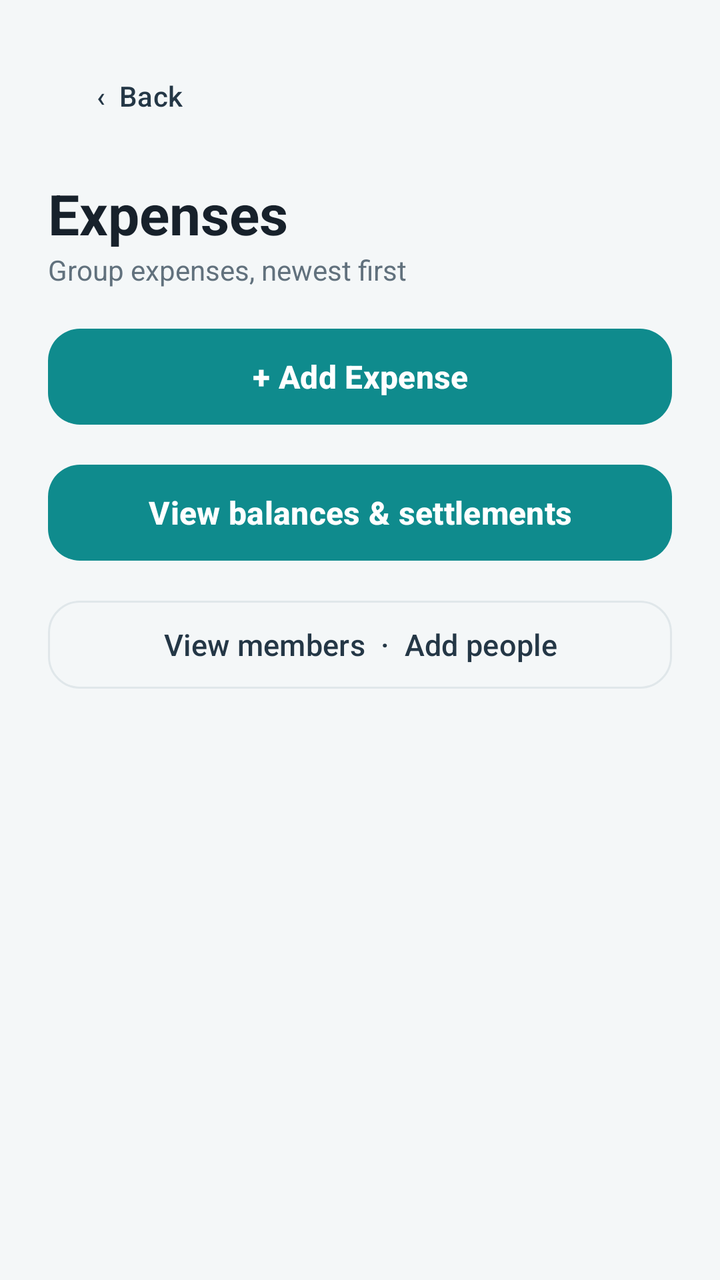
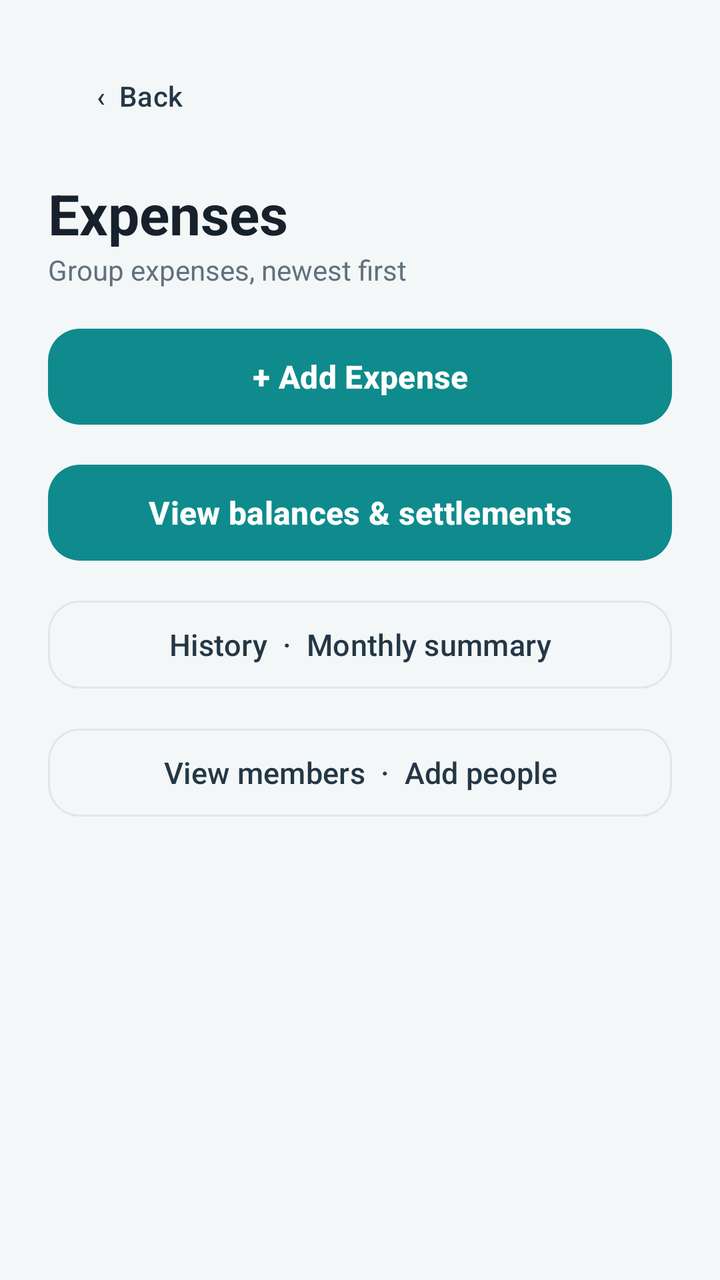

Screens rendered from an Android XML layout before and after an edit, with the pre-edit source and the edit as a unified diff.
<!-- AndroidManifest.xml: application theme Theme.MyApplication -->
<!-- res/layout/activity_expense_list.xml -->
<?xml version="1.0" encoding="utf-8"?>
<LinearLayout xmlns:android="http://schemas.android.com/apk/res/android"
    xmlns:app="http://schemas.android.com/apk/res-auto"
    android:layout_width="match_parent"
    android:layout_height="match_parent"
    android:orientation="vertical"
    android:padding="24dp"
    android:background="@color/surface_app">

    <com.google.android.material.button.MaterialButton
        android:id="@+id/btnBack"
        android:layout_width="wrap_content"
        android:layout_height="48dp"
        android:text="‹  Back"
        android:textAllCaps="false"
        android:textColor="@color/brand_ink"
        app:backgroundTint="@android:color/transparent"
        app:cornerRadius="14dp"
        android:layout_marginBottom="16dp" />

    <TextView
        android:id="@+id/tvGroupName"
        android:layout_width="match_parent"
        android:layout_height="wrap_content"
        android:text="Expenses"
        android:textSize="28sp"
        android:textStyle="bold"
        android:textColor="@color/ink" />

    <TextView
        android:layout_width="wrap_content"
        android:layout_height="wrap_content"
        android:text="Group expenses, newest first"
        android:textSize="14sp"
        android:textColor="@color/text_secondary"
        android:layout_marginBottom="16dp" />

    <com.google.android.material.button.MaterialButton
        android:id="@+id/btnAddExpense"
        android:layout_width="match_parent"
        android:layout_height="56dp"
        android:text="+ Add Expense"
        android:textAllCaps="false"
        android:textSize="16sp"
        android:textStyle="bold"
        app:backgroundTint="@color/brand_teal"
        app:cornerRadius="16dp"
        android:layout_marginBottom="12dp" />

    <com.google.android.material.button.MaterialButton
        android:id="@+id/btnBalances"
        android:layout_width="match_parent"
        android:layout_height="56dp"
        android:text="View balances &amp; settlements"
        android:textAllCaps="false"
        android:textSize="16sp"
        android:textStyle="bold"
        app:backgroundTint="@color/brand_teal"
        app:cornerRadius="16dp"
        android:layout_marginBottom="12dp" />

    <com.google.android.material.button.MaterialButton
        android:id="@+id/btnMembers"
        style="@style/Widget.Material3.Button.OutlinedButton"
        android:layout_width="match_parent"
        android:layout_height="52dp"
        android:text="View members  ·  Add people"
        android:textAllCaps="false"
        android:textSize="15sp"
        android:textColor="@color/brand_ink"
        app:strokeColor="@color/card_outline"
        app:cornerRadius="16dp"
        android:layout_marginBottom="16dp" />

    <TextView
        android:id="@+id/tvListError"
        android:layout_width="match_parent"
        android:layout_height="wrap_content"
        android:textColor="@color/error"
        android:textSize="14sp"
        android:visibility="gone" />

    <TextView
        android:id="@+id/tvEmpty"
        android:layout_width="match_parent"
        android:layout_height="wrap_content"
        android:text="No expenses yet. Tap “Add Expense” to record one."
        android:textSize="15sp"
        android:textColor="@color/text_secondary"
        android:gravity="center"
        android:layout_marginTop="32dp"
        android:visibility="gone" />

    <ListView
        android:id="@+id/listExpenses"
        android:layout_width="match_parent"
        android:layout_height="0dp"
        android:layout_weight="1"
        android:divider="#E2E8F0"
        android:dividerHeight="1dp" />

</LinearLayout>
<!-- resources referenced by this layout -->
<resources>
  <color name="brand_ink">#243746</color>
  <color name="brand_teal">#0F8B8D</color>
  <color name="card_outline">#E0E7EA</color>
  <color name="error">#B42318</color>
  <color name="ink">#17212B</color>
  <color name="surface_app">#F4F7F8</color>
  <color name="text_secondary">#61717D</color>
  <style name="Theme.MyApplication" parent="Base.Theme.MyApplication" />
  <style name="Base.Theme.MyApplication" parent="Theme.Material3.DayNight.NoActionBar">
          <item name="colorPrimary">@color/brand_teal</item>
          <item name="colorOnPrimary">@color/white</item>
          <item name="colorSecondary">@color/brand_ink</item>
          <item name="colorOnSecondary">@color/white</item>
      </style>
  <color name="white">#FFFFFFFF</color>
</resources>

<!-- the commit's change to res/layout/activity_expense_list.xml (unified diff, before → after) -->
@@ -60,6 +60,19 @@
         android:layout_marginBottom="12dp" />
 
     <com.google.android.material.button.MaterialButton
+        android:id="@+id/btnHistory"
+        style="@style/Widget.Material3.Button.OutlinedButton"
+        android:layout_width="match_parent"
+        android:layout_height="52dp"
+        android:text="History  ·  Monthly summary"
+        android:textAllCaps="false"
+        android:textSize="15sp"
+        android:textColor="@color/brand_ink"
+        app:strokeColor="@color/card_outline"
+        app:cornerRadius="16dp"
+        android:layout_marginBottom="12dp" />
+
+    <com.google.android.material.button.MaterialButton
         android:id="@+id/btnMembers"
         style="@style/Widget.Material3.Button.OutlinedButton"
         android:layout_width="match_parent"
